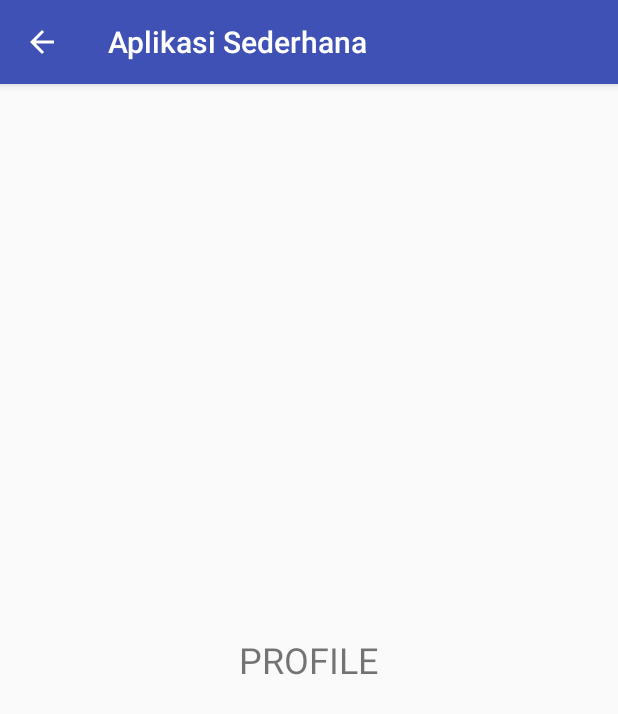
After one commit to dalobarahama/AplikasiSederhana, an Android app: the ProfileActivity screen opened directly, with no data from a screen before it, on a phone screen of 412 x 824 dp. The commit adds this screen. Shown: the top 714 px of the screen. Run offline under Robolectric (Android 15) with nearby library versions, the phone set to English and light mode, and no system bars.

Commit message:
add ProfileActivity

```diff
--- a/app/build.gradle
+++ b/app/build.gradle
@@ -38,6 +38,7 @@
     implementation fileTree(dir: 'libs', include: ['*.jar'])
     implementation 'androidx.appcompat:appcompat:1.7.0'
     implementation 'androidx.constraintlayout:constraintlayout:2.1.4'
+    implementation 'com.google.android.material:material:1.12.0'
     testImplementation 'junit:junit:4.13.2'
     androidTestImplementation 'androidx.test.ext:junit:1.2.1'
     androidTestImplementation 'androidx.test.espresso:espresso-core:3.6.1'
--- a/app/src/main/AndroidManifest.xml
+++ b/app/src/main/AndroidManifest.xml
@@ -8,6 +8,10 @@
         android:roundIcon="@mipmap/ic_launcher_round"
         android:supportsRtl="true"
         android:theme="@style/AppTheme">
+        <activity
+            android:name=".ProfileActivity"
+            android:exported="false"
+            android:parentActivityName=".MainActivity" />
         <activity
             android:name=".MainActivity"
             android:exported="true">
--- /dev/null
+++ b/app/src/main/java/com/example/pengalatdite/aplikasisederhana/ProfileActivity.kt
@@ -0,0 +1,11 @@
+package com.example.pengalatdite.aplikasisederhana
+
+import androidx.appcompat.app.AppCompatActivity
+import android.os.Bundle
+
+class ProfileActivity : AppCompatActivity() {
+    override fun onCreate(savedInstanceState: Bundle?) {
+        super.onCreate(savedInstanceState)
+        setContentView(R.layout.activity_profile)
+    }
+}
--- /dev/null
+++ b/app/src/main/res/drawable/baseline_account_circle.xml
@@ -0,0 +1,5 @@
+<vector android:height="24dp" android:tint="#000000"
+    android:viewportHeight="24" android:viewportWidth="24"
+    android:width="24dp" xmlns:android="http://schemas.android.com/apk/res/android">
+    <path android:fillColor="@android:color/white" android:pathData="M12,2C6.48,2 2,6.48 2,12s4.48,10 10,10s10,-4.48 10,-10S17.52,2 12,2zM12,6c1.93,0 3.5,1.57 3.5,3.5S13.93,13 12,13s-3.5,-1.57 -3.5,-3.5S10.07,6 12,6zM12,20c-2.03,0 -4.43,-0.82 -6.14,-2.88C7.55,15.8 9.68,15 12,15s4.45,0.8 6.14,2.12C16.43,19.18 14.03,20 12,20z"/>
+</vector>
--- /dev/null
+++ b/app/src/main/res/layout/activity_profile.xml
@@ -0,0 +1,15 @@
+<?xml version="1.0" encoding="utf-8"?>
+<RelativeLayout xmlns:android="http://schemas.android.com/apk/res/android"
+    xmlns:tools="http://schemas.android.com/tools"
+    android:layout_width="match_parent"
+    android:layout_height="match_parent"
+    tools:context=".ProfileActivity">
+
+    <TextView
+        android:layout_width="wrap_content"
+        android:layout_height="wrap_content"
+        android:layout_centerInParent="true"
+        android:text="PROFILE"
+        android:textSize="24sp" />
+
+</RelativeLayout>
```
Also changed, not shown: app/src/main/java/com/example/pengalatdite/aplikasisederhana/MainActivity.kt (+19 -0 lines), app/src/main/res/menu/main_menu.xml (added, +9 -0 lines).
